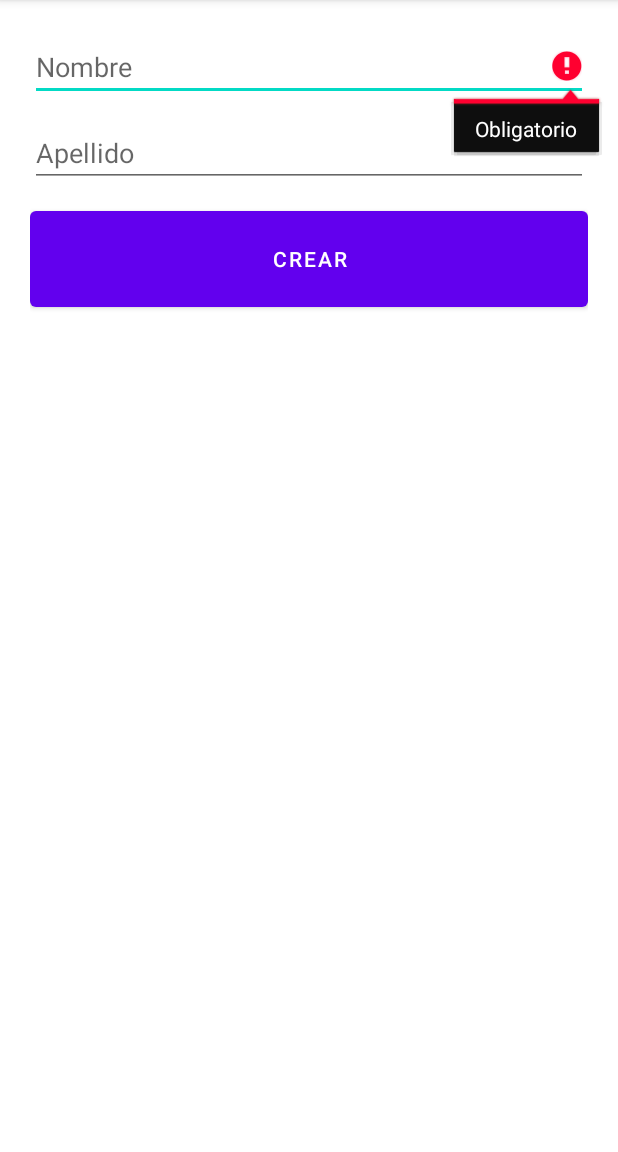
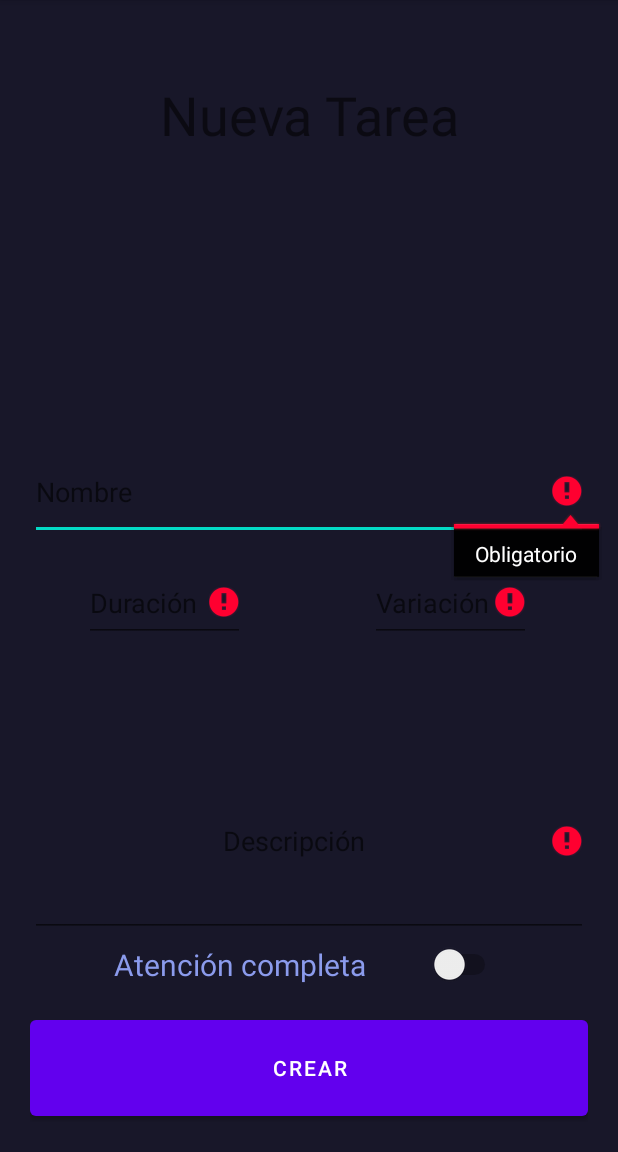
Before and after one commit to David-Ponce-TDS/960, an Android app: the screen it shows after launch (MainActivity), after a tap on "CREAR", on a phone screen of 412 x 824 dp, the part 84-1236 px from its top. Run offline under Robolectric (Android 15) with nearby library versions, the phone set to English and light mode, and no system bars; our stand-ins replace Firebase (no records; nobody signed in at launch, a user with empty details on screens opened directly).

Commit message:
nueva_tarea

```diff
--- a/app/src/main/AndroidManifest.xml
+++ b/app/src/main/AndroidManifest.xml
@@ -2,7 +2,7 @@
 <manifest xmlns:android="http://schemas.android.com/apk/res/android"
     package="com.optativa1.a960m">
 
-    <uses-permission android:name="android.permission.INTERNET"/>
+    <uses-permission android:name="android.permission.INTERNET" />
 
     <application
         android:allowBackup="true"
--- a/app/src/main/java/com/optativa1/a960m/MainActivity.kt
+++ b/app/src/main/java/com/optativa1/a960m/MainActivity.kt
@@ -5,28 +5,35 @@ import android.os.Bundle
 import android.util.Log
 import android.view.View
 import android.widget.EditText
+import android.widget.Switch
 import android.widget.Toast
 import com.google.android.material.button.MaterialButton
 import com.google.firebase.FirebaseApp
 import com.google.firebase.firestore.FirebaseFirestore
+import com.optativa1.a960m.model.Tarea
 import com.optativa1.a960m.model.Usuario
 import java.util.*
 
 
-class MainActivity : AppCompatActivity(),  View.OnClickListener {
-    private lateinit var btn_crear : MaterialButton
-    private lateinit var et_nombre : EditText
-    private lateinit var et_apellido : EditText
+class MainActivity : AppCompatActivity(), View.OnClickListener {
+	private lateinit var btn_crear: MaterialButton
+	private lateinit var et_nombre: EditText
+	private lateinit var et_duracion: EditText
+	private lateinit var et_descripcion: EditText
+	private lateinit var et_variacion: EditText
+	private lateinit var sw_atencion_completa: Switch
 	private lateinit var database: FirebaseFirestore
 
 	override fun onCreate(savedInstanceState: Bundle?) {
 		super.onCreate(savedInstanceState)
-        setContentView(R.layout.activity_main)
+		//setContentView(R.layout.activity_main)
+		setContentView(R.layout.nueva_tarea)
 		instanciar()
 		escuchar()
 		iniciarDB()//DATABASE
 	}
-    private fun iniciarDB(){
+
+	private fun iniciarDB() {
 		FirebaseApp.initializeApp(this)
 		database = FirebaseFirestore.getInstance()
 	}
@@ -34,49 +41,69 @@ class MainActivity : AppCompatActivity(),  View.OnClickListener {
 	private fun instanciar() {
 		btn_crear = findViewById(R.id.btn_crear)
 		et_nombre = findViewById(R.id.et_nombre)
-        et_apellido = findViewById(R.id.et_apellido)
+		et_duracion = findViewById(R.id.et_duracion)
+		et_variacion = findViewById(R.id.et_variacion)
+		et_descripcion = findViewById(R.id.et_descripcion)
+		sw_atencion_completa = findViewById(R.id.sw_atencion_completa)
 	}
+
 	private fun escuchar() {
 		btn_crear.setOnClickListener(this)
 	}
 
-    private fun validar(): Boolean {
+	private fun validar() {
 		val nombre = et_nombre.text.toString()
-        val apellido = et_apellido.text.toString()
-        if(nombre == ""){
+		if (nombre == "") {
 			et_nombre.setError("Obligatorio")
-            return false
 		}
-        if(apellido == ""){
-            et_apellido.setError("Obligatorio")
-            return false
+		val duracion = et_duracion.text.toString()
+		if (duracion == "") {
+			et_duracion.setError("Obligatorio")
 		}
-        return true
+				val variacion = et_variacion.text.toString()
+		if (variacion == "") {
+			et_variacion.setError("Obligatorio")
+		}
+		val descripcion = et_descripcion.text.toString()
+		if (descripcion == "") {
+			et_descripcion.setError("Obligatorio")
 		}
 
-    private fun limpiar(){
+		/*val sw_atencion_completa = sw_atencion_completa.text
+		if (sw_atencion_completa == "") {
+			sw_atencion_completa.setError("Obligatorio")
+		}*/
+	}
+
+	private fun limpiar() {
 		et_nombre.setText("")
-        et_apellido.setText("")
+		et_duracion.setText("")
+		et_variacion.setText("")
+		et_descripcion.setText("")
+		//sw_atencion_completa.setText("")
 	}
 
 	override fun onClick(v: View?) {
-        if (v != null) when(v.id) {
+		if (v != null) when (v.id) {
 			R.id.btn_crear -> crear()
 		}
 	}
 
-    private fun crear(){
+	private fun crear() {
 		val nombre = et_nombre.text.toString()
-        val apellido = et_apellido.text.toString()
-        val validationResult = validar()
-
-        if(validationResult){
-            val U =  Usuario(nombre, apellido)
-            var DB = database.collection("usuarios").document()
-            DB.set(U.toMap()).addOnFailureListener {
-                exception -> Log.d("Gabablagblag",exception.message+"exception punto pito")
+		val duracion = et_duracion.text.toString()
+		val variacion = et_variacion.text.toString()
+		val descripcion = et_descripcion.text.toString()
+		val atencion_completa = true
+		if (nombre == "") {
+			validar()
+		} else {
+			val t = Tarea(nombre,duracion,variacion,descripcion, atencion_completa)
+			var DB = database.collection("tareas").document()
+			DB.set(t.toMap()).addOnFailureListener { exception ->
+				Log.d("Error", "No se pudo guardar tarea, exception: "+exception.message)
 			}
-            Toast.makeText(this,"Creado", Toast.LENGTH_SHORT).show()
+			Toast.makeText(this, "Creado", Toast.LENGTH_SHORT).show()
 			limpiar()
 		}
 	}
--- /dev/null
+++ b/app/src/main/java/com/optativa1/a960m/model/Tarea.kt
@@ -0,0 +1,16 @@
+package com.optativa1.a960m.model
+
+import java.util.*
+
+class Tarea(var nombre:String, var duracion:String, var variacion:String, var descripcion:String, var atencion_completa:Boolean) {
+
+    fun toMap(): Map<String, Any?>{
+       return hashMapOf(
+            "nombre" to nombre,
+            "duracion" to duracion,
+            "variacion" to variacion,
+            "descripcion" to descripcion,
+						"atencion_completa" to atencion_completa
+        )
+    }
+}
--- /dev/null
+++ b/app/src/main/res/layout/nueva_tarea.xml
@@ -0,0 +1,94 @@
+<?xml version="1.0" encoding="utf-8"?>
+<RelativeLayout xmlns:android="http://schemas.android.com/apk/res/android"
+	xmlns:app="http://schemas.android.com/apk/res-auto"
+	xmlns:tools="http://schemas.android.com/tools"
+	android:layout_width="match_parent"
+	android:layout_height="match_parent"
+	android:background="#181729"
+	android:orientation="vertical"
+	android:padding="20dp"
+	tools:context=".MainActivity">
+
+	<EditText
+		android:id="@+id/et_nombre"
+		android:layout_width="373dp"
+		android:layout_height="66dp"
+		android:layout_above="@+id/btn_crear"
+		android:layout_marginBottom="314dp"
+		android:hint="Nombre"
+		android:inputType="textPersonName"
+		android:paddingTop="12dp" />
+
+	<EditText
+		android:id="@+id/et_variacion"
+		android:layout_width="107dp"
+		android:layout_height="54dp"
+		android:layout_above="@+id/btn_crear"
+		android:layout_alignParentEnd="true"
+		android:layout_alignParentRight="true"
+		android:layout_marginEnd="38dp"
+		android:layout_marginRight="38dp"
+		android:layout_marginBottom="246dp"
+		android:hint="Variación"
+		android:paddingTop="12dp" />
+
+	<EditText
+		android:id="@+id/et_duracion"
+		android:layout_width="107dp"
+		android:layout_height="54dp"
+		android:layout_above="@+id/btn_crear"
+		android:layout_alignParentStart="true"
+		android:layout_alignParentLeft="true"
+		android:layout_marginStart="36dp"
+		android:layout_marginLeft="36dp"
+		android:layout_marginBottom="246dp"
+		android:hint="Duración"
+		android:paddingTop="12dp" />
+
+	<EditText
+		android:id="@+id/et_descripcion"
+		android:layout_width="match_parent"
+		android:layout_height="129dp"
+		android:layout_above="@+id/btn_crear"
+		android:layout_marginBottom="49dp"
+		android:foregroundGravity="center"
+		android:gravity="center"
+		android:hint="Descripción"
+		android:paddingTop="12dp" />
+
+	<com.google.android.material.button.MaterialButton
+		android:id="@+id/btn_crear"
+		android:layout_width="match_parent"
+		android:layout_height="76dp"
+		android:layout_alignParentBottom="true"
+		android:layout_marginBottom="-2dp"
+		android:foregroundGravity="center"
+		android:text="Crear"></com.google.android.material.button.MaterialButton>
+
+	<Switch
+		android:id="@+id/sw_atencion_completa"
+		android:layout_width="258dp"
+		android:layout_height="43dp"
+		android:layout_above="@+id/btn_crear"
+		android:layout_alignParentEnd="true"
+		android:layout_alignParentRight="true"
+		android:layout_marginTop="12dp"
+		android:layout_marginEnd="58dp"
+		android:layout_marginRight="58dp"
+		android:layout_marginBottom="9dp"
+		android:text="Atención completa"
+		android:textColor="#8B9BEC"
+		android:textSize="20sp" />
+
+	<TextView
+		android:id="@+id/tv_titulo"
+		android:layout_width="match_parent"
+		android:layout_height="wrap_content"
+		android:layout_alignParentTop="true"
+		android:layout_marginTop="32dp"
+		android:autoText="false"
+		android:foregroundGravity="center"
+		android:gravity="center"
+		android:text="Nueva Tarea"
+		android:textSize="36sp" />
+</RelativeLayout>
```
Lines whose indentation alone changed are shown as unchanged.
